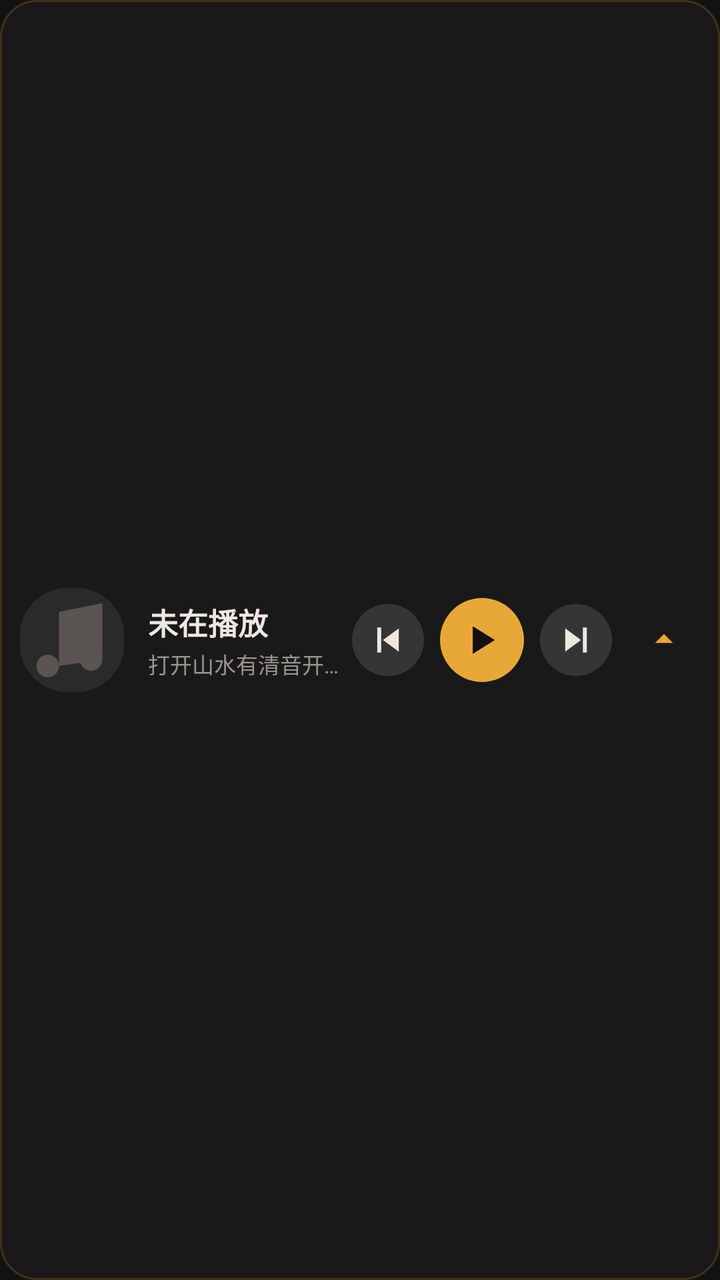
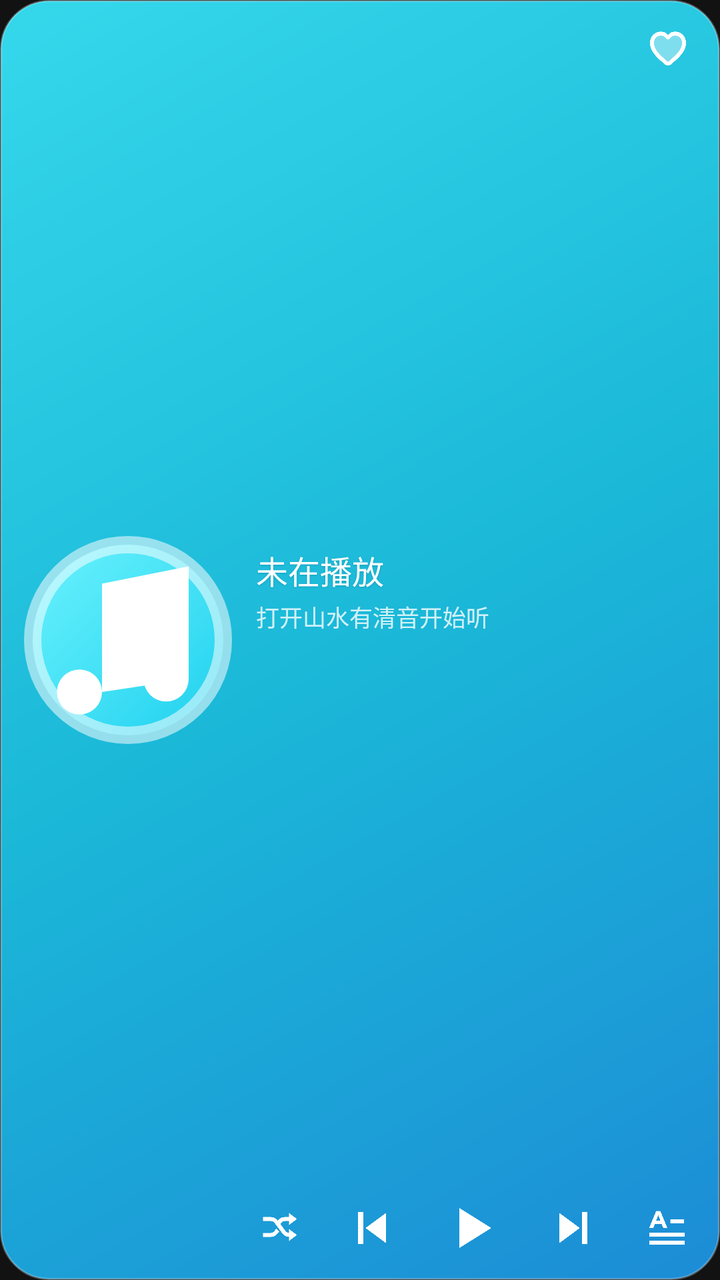

Two renders of the same Android screen: before a commit and after it. Below are the layout's source before the change and the commit's diff.
<!-- AndroidManifest.xml: application theme Theme.Sonance -->
<!-- res/layout/widget_wide.xml -->
<?xml version="1.0" encoding="utf-8"?>
<LinearLayout xmlns:android="http://schemas.android.com/apk/res/android"
    android:id="@+id/widget_root"
    android:layout_width="match_parent"
    android:layout_height="match_parent"
    android:background="@drawable/widget_bg"
    android:gravity="center_vertical"
    android:orientation="horizontal"
    android:padding="10dp">

    <ImageView
        android:id="@+id/widget_cover"
        android:layout_width="52dp"
        android:layout_height="52dp"
        android:contentDescription="@string/widget_cover_desc"
        android:scaleType="fitCenter"
        android:src="@drawable/widget_placeholder" />

    <LinearLayout
        android:layout_width="0dp"
        android:layout_height="wrap_content"
        android:layout_marginStart="12dp"
        android:layout_weight="1"
        android:orientation="vertical">

        <TextView
            android:id="@+id/widget_title"
            android:layout_width="match_parent"
            android:layout_height="wrap_content"
            android:ellipsize="end"
            android:maxLines="1"
            android:text="@string/widget_idle_title"
            android:textColor="@color/widget_text"
            android:textSize="15sp"
            android:textStyle="bold" />

        <TextView
            android:id="@+id/widget_artist"
            android:layout_width="match_parent"
            android:layout_height="wrap_content"
            android:layout_marginTop="2dp"
            android:ellipsize="end"
            android:maxLines="1"
            android:text="@string/widget_idle_subtitle"
            android:textColor="@color/widget_text_dim"
            android:textSize="11sp" />
    </LinearLayout>

    <ImageView
        android:id="@+id/widget_prev"
        android:layout_width="36dp"
        android:layout_height="36dp"
        android:background="@drawable/widget_btn"
        android:contentDescription="@string/widget_prev_desc"
        android:padding="8dp"
        android:src="@drawable/widget_ic_prev" />

    <ImageView
        android:id="@+id/widget_play"
        android:layout_width="42dp"
        android:layout_height="42dp"
        android:layout_marginStart="8dp"
        android:background="@drawable/widget_btn_accent"
        android:contentDescription="@string/widget_play_desc"
        android:padding="10dp"
        android:src="@drawable/widget_ic_play" />

    <ImageView
        android:id="@+id/widget_next"
        android:layout_width="36dp"
        android:layout_height="36dp"
        android:layout_marginStart="8dp"
        android:background="@drawable/widget_btn"
        android:contentDescription="@string/widget_next_desc"
        android:padding="8dp"
        android:src="@drawable/widget_ic_next" />

    <ImageView
        android:id="@+id/widget_open"
        android:layout_width="36dp"
        android:layout_height="36dp"
        android:layout_marginStart="8dp"
        android:contentDescription="@string/widget_open_desc"
        android:padding="9dp"
        android:src="@drawable/widget_ic_open" />
</LinearLayout>
<!-- resources referenced by this layout -->
<resources>
  <color name="widget_text">#FFEDE8E0</color>
  <color name="widget_text_dim">#FF9A958E</color>
  <!-- drawable widget_bg (drawable) -->
  <?xml version="1.0" encoding="utf-8"?>
  <shape xmlns:android="http://schemas.android.com/apk/res/android"
      android:shape="rectangle">
      <solid android:color="@color/widget_bg" />
      <corners android:radius="18dp" />
      <stroke
          android:width="1dp"
          android:color="@color/widget_border" />
  </shape>
  <!-- drawable widget_btn (drawable) -->
  <?xml version="1.0" encoding="utf-8"?>
  <ripple xmlns:android="http://schemas.android.com/apk/res/android"
      android:color="#33FFFFFF">
      <item>
          <shape android:shape="oval">
              <solid android:color="@color/widget_btn_bg" />
          </shape>
      </item>
  </ripple>
  <!-- drawable widget_btn_accent (drawable) -->
  <?xml version="1.0" encoding="utf-8"?>
  <ripple xmlns:android="http://schemas.android.com/apk/res/android"
      android:color="#33FFFFFF">
      <item>
          <shape android:shape="oval">
              <solid android:color="@color/widget_accent" />
          </shape>
      </item>
  </ripple>
  <!-- drawable widget_ic_next (drawable) -->
  <?xml version="1.0" encoding="utf-8"?>
  <vector xmlns:android="http://schemas.android.com/apk/res/android"
      android:width="24dp"
      android:height="24dp"
      android:viewportWidth="24"
      android:viewportHeight="24">
      <path
          android:fillColor="@color/widget_text"
          android:pathData="M5.5,5 L15,12 L5.5,19 Z" />
      <path
          android:fillColor="@color/widget_text"
          android:pathData="M16.1,4.5h2.4v15h-2.4z" />
  </vector>
  <!-- drawable widget_ic_open (drawable) -->
  <?xml version="1.0" encoding="utf-8"?>
  <vector xmlns:android="http://schemas.android.com/apk/res/android"
      android:width="24dp"
      android:height="24dp"
      android:viewportWidth="24"
      android:viewportHeight="24">
      <path
          android:fillColor="@color/widget_accent"
          android:pathData="M6,14 L12,8 L18,14" />
  </vector>
  <!-- drawable widget_ic_play (drawable) -->
  <?xml version="1.0" encoding="utf-8"?>
  <vector xmlns:android="http://schemas.android.com/apk/res/android"
      android:width="24dp"
      android:height="24dp"
      android:viewportWidth="24"
      android:viewportHeight="24">
      <path
          android:fillColor="@color/widget_btn_icon"
          android:pathData="M7,4.5 L19,12 L7,19.5 Z" />
  </vector>
  <!-- drawable widget_ic_prev (drawable) -->
  <?xml version="1.0" encoding="utf-8"?>
  <vector xmlns:android="http://schemas.android.com/apk/res/android"
      android:width="24dp"
      android:height="24dp"
      android:viewportWidth="24"
      android:viewportHeight="24">
      <path
          android:fillColor="@color/widget_text"
          android:pathData="M18.5,5 L9,12 L18.5,19 Z" />
      <path
          android:fillColor="@color/widget_text"
          android:pathData="M5.5,4.5h2.4v15h-2.4z" />
  </vector>
  <!-- drawable widget_placeholder (drawable) -->
  <?xml version="1.0" encoding="utf-8"?>
  <layer-list xmlns:android="http://schemas.android.com/apk/res/android">
      <item>
          <shape android:shape="rectangle">
              <solid android:color="@color/widget_cover_bg" />
              <corners android:radius="10dp" />
          </shape>
      </item>
      <item
          android:drawable="@drawable/widget_ic_note"
          android:gravity="center"
          android:width="22dp"
          android:height="22dp" />
  </layer-list>
  <string name="widget_open_desc">打开应用</string>
  <color name="widget_bg">#E61A1A1A</color>
  <color name="widget_border">#33E8A838</color>
  <color name="widget_btn_bg">#1FFFFFFF</color>
  <color name="widget_accent">#FFE8A838</color>
  <color name="widget_btn_icon">#FF121212</color>
  <color name="widget_cover_bg">#FF2A2A2A</color>
  <!-- drawable widget_ic_note (drawable) -->
  <?xml version="1.0" encoding="utf-8"?>
  <vector xmlns:android="http://schemas.android.com/apk/res/android"
      android:width="24dp"
      android:height="24dp"
      android:viewportWidth="24"
      android:viewportHeight="24">
      <path
          android:fillColor="@color/widget_text_muted"
          android:pathData="M9,18V5.5l10,-2v13" />
      <path
          android:fillColor="@color/widget_text_muted"
          android:pathData="M9,18a2.6,2.6 0 1,1 -2.6,-2.6 2.6,2.6 0 0,1 2.6,2.6z" />
      <path
          android:fillColor="@color/widget_text_muted"
          android:pathData="M19,16.5a2.6,2.6 0 1,1 -2.6,-2.6 2.6,2.6 0 0,1 2.6,2.6z" />
  </vector>
  <color name="widget_text_muted">#FF5A5550</color>
  <!-- unchanged entries left out for length: 8 -->
</resources>

<!-- the commit's change to res/layout/widget_wide.xml (unified diff, before → after) -->
@@ -1,86 +1,266 @@
 <?xml version="1.0" encoding="utf-8"?>
-<LinearLayout xmlns:android="http://schemas.android.com/apk/res/android"
+<FrameLayout xmlns:android="http://schemas.android.com/apk/res/android"
     android:id="@+id/widget_root"
     android:layout_width="match_parent"
     android:layout_height="match_parent"
-    android:background="@drawable/widget_bg"
-    android:gravity="center_vertical"
-    android:orientation="horizontal"
-    android:padding="10dp">
+    android:background="@android:color/transparent">
 
     <ImageView
-        android:id="@+id/widget_cover"
-        android:layout_width="52dp"
-        android:layout_height="52dp"
-        android:contentDescription="@string/widget_cover_desc"
-        android:scaleType="fitCenter"
-        android:src="@drawable/widget_placeholder" />
+        android:id="@+id/widget_bg_img"
+        android:layout_width="match_parent"
+        android:layout_height="match_parent"
+        android:importantForAccessibility="no"
+        android:scaleType="fitXY"
+        android:src="@drawable/widget_bg" />
 
     <LinearLayout
+        android:layout_width="match_parent"
+        android:layout_height="match_parent"
+        android:gravity="center_vertical"
+        android:orientation="horizontal"
+        android:paddingStart="12dp"
+        android:paddingTop="10dp"
+        android:paddingEnd="14dp"
+        android:paddingBottom="10dp">
+
+        <ImageView
+            android:id="@+id/widget_cover"
+            android:layout_width="104dp"
+            android:layout_height="104dp"
+            android:contentDescription="@string/widget_cover_desc"
+            android:scaleType="fitCenter"
+            android:src="@drawable/widget_placeholder" />
+
+        <LinearLayout
+            android:layout_width="0dp"
+            android:layout_height="match_parent"
+            android:layout_marginStart="12dp"
+            android:layout_weight="1"
+            android:orientation="vertical">
+
+            
+            <LinearLayout
+                android:layout_width="match_parent"
+                android:layout_height="0dp"
+                android:layout_weight="1"
+                android:gravity="center_vertical"
+                android:orientation="horizontal">
+
+                <FrameLayout
+                    android:layout_width="0dp"
+                    android:layout_height="match_parent"
+                    android:layout_marginEnd="6dp"
+                    android:layout_weight="1">
+
+                    <LinearLayout
+                        android:id="@+id/widget_info_group"
+                        android:layout_width="match_parent"
+                        android:layout_height="wrap_content"
+                        android:layout_gravity="center_vertical"
+                        android:orientation="vertical">
+
+                        <TextView
+                            android:id="@+id/widget_title"
+                            android:layout_width="match_parent"
+                            android:layout_height="wrap_content"
+                            android:ellipsize="end"
+                            android:fontFamily="sans-serif-medium"
+                            android:includeFontPadding="false"
+                            android:maxLines="1"
+                            android:shadowColor="#26000000"
+                            android:shadowDy="1"
+                            android:shadowRadius="2"
+                            android:text="@string/widget_idle_title"
+                            android:textColor="#FFFFFFFF"
+                            android:textSize="16sp" />
+
+                        <TextView
+                            android:id="@+id/widget_artist"
+                            android:layout_width="match_parent"
+                            android:layout_height="wrap_content"
+                            android:layout_marginTop="3dp"
+                            android:ellipsize="end"
+                            android:includeFontPadding="false"
+                            android:maxLines="1"
+                            android:text="@string/widget_idle_subtitle"
+                            android:textColor="#CCFFFFFF"
+                            android:textSize="11.5sp" />
+                    </LinearLayout>
+
+                    <LinearLayout
+                        android:id="@+id/widget_lyric_group"
+                        android:layout_width="match_parent"
+                        android:layout_height="wrap_content"
+                        android:layout_gravity="center_vertical"
+                        android:orientation="vertical"
+                        android:visibility="gone">
+
+                        <TextView
+                            android:id="@+id/widget_lyric_prev"
+                            android:layout_width="match_parent"
+                            android:layout_height="wrap_content"
+                            android:ellipsize="end"
+                            android:includeFontPadding="false"
+                            android:maxLines="1"
+                            android:textColor="#99FFFFFF"
+                            android:textSize="10.5sp" />
+
+                        <TextView
+                            android:id="@+id/widget_lyric_cur"
+                            android:layout_width="match_parent"
+                            android:layout_height="wrap_content"
+                            android:layout_marginTop="2dp"
+                            android:layout_marginBottom="2dp"
+                            android:ellipsize="end"
+                            android:fontFamily="sans-serif-medium"
+                            android:includeFontPadding="false"
+                            android:maxLines="2"
+                            android:shadowColor="#26000000"
+                            android:shadowDy="1"
+                            android:shadowRadius="2"
+                            android:textColor="#FFFFFFFF"
+                            android:textSize="13.5sp" />
+
+                        <TextView
+                            android:id="@+id/widget_lyric_next"
+                            android:layout_width="match_parent"
+                            android:layout_height="wrap_content"
+                            android:ellipsize="end"
+                            android:includeFontPadding="false"
+                            android:maxLines="1"
+                            android:textColor="#99FFFFFF"
+                            android:textSize="10.5sp" />
+                    </LinearLayout>
+                </FrameLayout>
+
+                <ImageView
+                    android:id="@+id/widget_fav"
+                    android:layout_width="24dp"
+                    android:layout_height="24dp"
+                    android:layout_gravity="top"
+                    android:layout_marginTop="2dp"
+                    android:background="@drawable/widget_btn_ripple"
+                    android:contentDescription="@string/widget_fav_desc"
+                    android:scaleType="fitCenter"
+                    android:src="@drawable/widget_ic_heart_outline" />
+            </LinearLayout>
+
+            
+            <LinearLayout
+                android:id="@+id/widget_progress_row"
+                android:layout_width="match_parent"
+                android:layout_height="wrap_content"
+                android:layout_marginTop="2dp"
+                android:gravity="center_vertical"
+                android:orientation="horizontal">
+
+                <TextView
+                    android:id="@+id/widget_time_cur"
+                    android:layout_width="wrap_content"
+                    android:layout_height="wrap_content"
+                    android:includeFontPadding="false"
+                    android:textColor="#E6FFFFFF"
+                    android:textSize="10sp" />
+
+                <ImageView
+                    android:id="@+id/widget_progress"
+                    android:layout_width="0dp"
+                    android:layout_height="8dp"
+                    android:layout_marginStart="8dp"
+                    android:layout_marginEnd="8dp"
+                    android:layout_weight="1"
+                    android:importantForAccessibility="no"
+                    android:scaleType="fitXY" />
+
+                <TextView
+                    android:id="@+id/widget_time_total"
+                    android:layout_width="wrap_content"
+                    android:layout_height="wrap_content"
+                    android:includeFontPadding="false"
+                    android:textColor="#E6FFFFFF"
+                    android:textSize="10sp" />
+            </LinearLayout>
+
+            
+            <LinearLayout
+                android:id="@+id/widget_controls"
+                android:layout_width="match_parent"
+                android:layout_height="wrap_content"
+                android:layout_marginTop="4dp"
+                android:gravity="center_vertical"
+                android:orientation="horizontal">
+
+                <ImageView
+                    android:id="@+id/widget_mode"
+                    android:layout_width="24dp"
+                    android:layout_height="24dp"
+                    android:background="@drawable/widget_btn_ripple"
+                    android:contentDescription="@string/widget_mode_desc"
+                    android:scaleType="fitCenter"
+                    android:src="@drawable/widget_ic_mode_shuffle" />
+
+                <FrameLayout
+                    android:layout_width="0dp"
+                    android:layout_height="1dp"
+                    android:layout_weight="1" />
+
+                <ImageView
+                    android:id="@+id/widget_prev"
+                    android:layout_width="26dp"
+                    android:layout_height="26dp"
+                    android:background="@drawable/widget_btn_ripple"
+                    android:contentDescription="@string/widget_prev_desc"
+                    android:scaleType="fitCenter"
+                    android:src="@drawable/widget_ic_prev" />
+
+                <FrameLayout
+                    android:layout_width="0dp"
+                    android:layout_height="1dp"
+                    android:layout_weight="1" />
+
+                <ImageView
+                    android:id="@+id/widget_play"
+                    android:layout_width="32dp"
+                    android:layout_height="32dp"
+                    android:background="@drawable/widget_btn_ripple"
+                    android:contentDescription="@string/widget_play_desc"
+                    android:scaleType="fitCenter"
+                    android:src="@drawable/widget_ic_play" />
+
+                <FrameLayout
+                    android:layout_width="0dp"
+                    android:layout_height="1dp"
+                    android:layout_weight="1" />
+
+                <ImageView
+                    android:id="@+id/widget_next"
+                    android:layout_width="26dp"
+                    android:layout_height="26dp"
+                    android:background="@drawable/widget_btn_ripple"
+                    android:contentDescription="@string/widget_next_desc"
+                    android:scaleType="fitCenter"
+                    android:src="@drawable/widget_ic_next" />
+
+                <FrameLayout
+                    android:layout_width="0dp"
+                    android:layout_height="1dp"
+                    android:layout_weight="1" />
+
+                <ImageView
+                    android:id="@+id/widget_lyric_toggle"
+                    android:layout_width="25dp"
+                    android:layout_height="25dp"
+                    android:background="@drawable/widget_btn_ripple"
+                    android:contentDescription="@string/widget_lyric_desc"
+                    android:scaleType="fitCenter"
+                    android:src="@drawable/widget_ic_lyric" />
+            </LinearLayout>
+        </LinearLayout>
+    </LinearLayout>
+
+    <TextView
+        android:id="@+id/widget_brand"
         android:layout_width="0dp"
-        android:layout_height="wrap_content"
-        android:layout_marginStart="12dp"
-        android:layout_weight="1"
-        android:orientation="vertical">
-
-        <TextView
-            android:id="@+id/widget_title"
-            android:layout_width="match_parent"
-            android:layout_height="wrap_content"
-            android:ellipsize="end"
-            android:maxLines="1"
-            android:text="@string/widget_idle_title"
-            android:textColor="@color/widget_text"
-            android:textSize="15sp"
-            android:textStyle="bold" />
-
-        <TextView
-            android:id="@+id/widget_artist"
-            android:layout_width="match_parent"
-            android:layout_height="wrap_content"
-            android:layout_marginTop="2dp"
-            android:ellipsize="end"
-            android:maxLines="1"
-            android:text="@string/widget_idle_subtitle"
-            android:textColor="@color/widget_text_dim"
-            android:textSize="11sp" />
-    </LinearLayout>
-
-    <ImageView
-        android:id="@+id/widget_prev"
-        android:layout_width="36dp"
-        android:layout_height="36dp"
-        android:background="@drawable/widget_btn"
-        android:contentDescription="@string/widget_prev_desc"
-        android:padding="8dp"
-        android:src="@drawable/widget_ic_prev" />
-
-    <ImageView
-        android:id="@+id/widget_play"
-        android:layout_width="42dp"
-        android:layout_height="42dp"
-        android:layout_marginStart="8dp"
-        android:background="@drawable/widget_btn_accent"
-        android:contentDescription="@string/widget_play_desc"
-        android:padding="10dp"
-        android:src="@drawable/widget_ic_play" />
-
-    <ImageView
-        android:id="@+id/widget_next"
-        android:layout_width="36dp"
-        android:layout_height="36dp"
-        android:layout_marginStart="8dp"
-        android:background="@drawable/widget_btn"
-        android:contentDescription="@string/widget_next_desc"
-        android:padding="8dp"
-        android:src="@drawable/widget_ic_next" />
-
-    <ImageView
-        android:id="@+id/widget_open"
-        android:layout_width="36dp"
-        android:layout_height="36dp"
-        android:layout_marginStart="8dp"
-        android:contentDescription="@string/widget_open_desc"
-        android:padding="9dp"
-        android:src="@drawable/widget_ic_open" />
-</LinearLayout>
+        android:layout_height="0dp"
+        android:visibility="gone" />
+</FrameLayout>
<!-- resource entries referenced after the edit -->
@@ -1,37 +1,81 @@
 <!-- resources referenced by this layout -->
 <resources>
-  <color name="widget_text">#FFEDE8E0</color>
-  <color name="widget_text_dim">#FF9A958E</color>
   <!-- drawable widget_bg (drawable) -->
   <?xml version="1.0" encoding="utf-8"?>
   <shape xmlns:android="http://schemas.android.com/apk/res/android"
       android:shape="rectangle">
-      <solid android:color="@color/widget_bg" />
-      <corners android:radius="18dp" />
+      <gradient
+          android:angle="315"
+          android:centerColor="#FF1BB8D8"
+          android:endColor="#FF1C8CD6"
+          android:startColor="#FF35D8EB"
+          android:type="linear" />
+      <corners android:radius="24dp" />
       <stroke
           android:width="1dp"
-          android:color="@color/widget_border" />
+          android:color="#48FFFFFF" />
   </shape>
-  <!-- drawable widget_btn (drawable) -->
+  <!-- drawable widget_btn_ripple (drawable) -->
   <?xml version="1.0" encoding="utf-8"?>
   <ripple xmlns:android="http://schemas.android.com/apk/res/android"
-      android:color="#33FFFFFF">
-      <item>
-          <shape android:shape="oval">
-              <solid android:color="@color/widget_btn_bg" />
-          </shape>
-      </item>
-  </ripple>
-  <!-- drawable widget_btn_accent (drawable) -->
+      android:color="#33FFFFFF" />
+  <!-- drawable widget_ic_heart_outline (drawable) -->
   <?xml version="1.0" encoding="utf-8"?>
-  <ripple xmlns:android="http://schemas.android.com/apk/res/android"
-      android:color="#33FFFFFF">
-      <item>
-          <shape android:shape="oval">
-              <solid android:color="@color/widget_accent" />
-          </shape>
-      </item>
-  </ripple>
+  <vector xmlns:android="http://schemas.android.com/apk/res/android"
+      android:width="24dp"
+      android:height="24dp"
+      android:viewportWidth="24"
+      android:viewportHeight="24">
+      
+      <path
+          android:fillColor="#66FFFFFF"
+          android:pathData="M12,20.8 C11.4,20.8 10.8,20.5 10.2,20.0 C6.2,16.5 3.0,13.6 3.0,9.4 C3.0,6.2 5.4,3.8 8.4,3.8 C10.0,3.8 11.4,4.5 12,5.6 C12.6,4.5 14.0,3.8 15.6,3.8 C18.6,3.8 21.0,6.2 21.0,9.4 C21.0,13.6 17.8,16.5 13.8,20.0 C13.2,20.5 12.6,20.8 12,20.8 Z" />
+      <path
+          android:fillColor="#FFFFFFFF"
+          android:pathData="M15.6,3.8 C14.0,3.8 12.6,4.5 12,5.6 C11.4,4.5 10.0,3.8 8.4,3.8 C5.4,3.8 3.0,6.2 3.0,9.4 C3.0,13.6 6.2,16.5 10.2,20.0 C10.8,20.5 11.4,20.8 12,20.8 C12.6,20.8 13.2,20.5 13.8,20.0 C17.8,16.5 21.0,13.6 21.0,9.4 C21.0,6.2 18.6,3.8 15.6,3.8 Z M12.6,18.5 C12.2,18.8 11.8,18.8 11.4,18.5 C7.8,15.3 5.0,12.8 5.0,9.4 C5.0,7.3 6.5,5.8 8.4,5.8 C9.7,5.8 10.9,6.6 11.4,7.7 L12.6,7.7 C13.1,6.6 14.3,5.8 15.6,5.8 C17.5,5.8 19.0,7.3 19.0,9.4 C19.0,12.8 16.2,15.3 12.6,18.5 Z" />
+  </vector>
+  <!-- drawable widget_ic_lyric (drawable) -->
+  <?xml version="1.0" encoding="utf-8"?>
+  <vector xmlns:android="http://schemas.android.com/apk/res/android"
+      android:width="24dp"
+      android:height="24dp"
+      android:viewportWidth="24"
+      android:viewportHeight="24">
+      
+      <path
+          android:fillColor="#FFFFFFFF"
+          android:pathData="M6.8,4.0 L8.8,4.0 L12.2,12.2 L10.2,12.2 L9.4,10.2 L6.2,10.2 L5.4,12.2 L3.4,12.2 L6.8,4.0 Z M6.8,8.6 L8.8,8.6 L7.8,6.0 L6.8,8.6 Z" />
+      
+      <path
+          android:fillColor="#FFFFFFFF"
+          android:pathData="M13.6,8.0 L20.2,8.0 L20.2,9.9 L13.6,9.9 Z" />
+      
+      <path
+          android:fillColor="#FFFFFFFF"
+          android:pathData="M3.5,14.3 L20.5,14.3 L20.5,16.2 L3.5,16.2 Z" />
+      
+      <path
+          android:fillColor="#FFFFFFFF"
+          android:pathData="M3.5,18.2 L20.5,18.2 L20.5,20.1 L3.5,20.1 Z" />
+  </vector>
+  <!-- drawable widget_ic_mode_shuffle (drawable) -->
+  <?xml version="1.0" encoding="utf-8"?>
+  <vector xmlns:android="http://schemas.android.com/apk/res/android"
+      android:width="24dp"
+      android:height="24dp"
+      android:viewportWidth="24"
+      android:viewportHeight="24">
+      
+      <path
+          android:fillColor="#FFFFFFFF"
+          android:pathData="M16.5,4.5 L20.5,7.5 L16.5,10.5 L16.5,8.5 L14.6,8.5 C13.7,8.5 12.9,9.0 12.3,9.8 L11.4,11.1 L10.0,9.5 L10.9,8.3 C11.8,7.1 13.1,6.5 14.6,6.5 L16.5,6.5 Z" />
+      <path
+          android:fillColor="#FFFFFFFF"
+          android:pathData="M3.5,6.5 L7.2,6.5 C8.7,6.5 10.0,7.1 10.9,8.3 L14.7,13.4 C15.2,14.1 16.0,14.5 16.9,14.5 L16.5,14.5 L16.5,12.5 L20.5,15.5 L16.5,18.5 L16.5,16.5 L16.9,16.5 C15.4,16.5 14.0,15.8 13.1,14.6 L9.3,9.5 C8.8,8.8 8.0,8.5 7.2,8.5 L3.5,8.5 Z" />
+      <path
+          android:fillColor="#FFFFFFFF"
+          android:pathData="M3.5,14.5 L7.2,14.5 C8.0,14.5 8.8,14.1 9.3,13.4 L10.2,12.2 L11.6,13.8 L10.9,14.6 C10.0,15.8 8.7,16.5 7.2,16.5 L3.5,16.5 Z" />
+  </vector>
   <!-- drawable widget_ic_next (drawable) -->
   <?xml version="1.0" encoding="utf-8"?>
   <vector xmlns:android="http://schemas.android.com/apk/res/android"
@@ -40,22 +84,11 @@
       android:viewportWidth="24"
       android:viewportHeight="24">
       <path
-          android:fillColor="@color/widget_text"
+          android:fillColor="#FFFFFFFF"
           android:pathData="M5.5,5 L15,12 L5.5,19 Z" />
       <path
-          android:fillColor="@color/widget_text"
+          android:fillColor="#FFFFFFFF"
           android:pathData="M16.1,4.5h2.4v15h-2.4z" />
-  </vector>
-  <!-- drawable widget_ic_open (drawable) -->
-  <?xml version="1.0" encoding="utf-8"?>
-  <vector xmlns:android="http://schemas.android.com/apk/res/android"
-      android:width="24dp"
-      android:height="24dp"
-      android:viewportWidth="24"
-      android:viewportHeight="24">
-      <path
-          android:fillColor="@color/widget_accent"
-          android:pathData="M6,14 L12,8 L18,14" />
   </vector>
   <!-- drawable widget_ic_play (drawable) -->
   <?xml version="1.0" encoding="utf-8"?>
@@ -65,7 +98,7 @@
       android:viewportWidth="24"
       android:viewportHeight="24">
       <path
-          android:fillColor="@color/widget_btn_icon"
+          android:fillColor="#FFFFFFFF"
           android:pathData="M7,4.5 L19,12 L7,19.5 Z" />
   </vector>
   <!-- drawable widget_ic_prev (drawable) -->
@@ -76,34 +109,52 @@
       android:viewportWidth="24"
       android:viewportHeight="24">
       <path
-          android:fillColor="@color/widget_text"
+          android:fillColor="#FFFFFFFF"
           android:pathData="M18.5,5 L9,12 L18.5,19 Z" />
       <path
-          android:fillColor="@color/widget_text"
+          android:fillColor="#FFFFFFFF"
           android:pathData="M5.5,4.5h2.4v15h-2.4z" />
   </vector>
   <!-- drawable widget_placeholder (drawable) -->
   <?xml version="1.0" encoding="utf-8"?>
   <layer-list xmlns:android="http://schemas.android.com/apk/res/android">
       <item>
-          <shape android:shape="rectangle">
-              <solid android:color="@color/widget_cover_bg" />
-              <corners android:radius="10dp" />
+          <shape android:shape="oval">
+              <gradient
+                  android:angle="315"
+                  android:endColor="#D920D4F2"
+                  android:startColor="#F06EF5FF"
+                  android:type="linear" />
+              <stroke
+                  android:width="1.5dp"
+                  android:color="#88FFFFFF" />
+          </shape>
+      </item>
+      <item
+          android:bottom="10dp"
+          android:left="10dp"
+          android:right="10dp"
+          android:top="10dp">
+          <shape android:shape="oval">
+              <gradient
+                  android:angle="270"
+                  android:endColor="#FF167CB8"
+                  android:startColor="#FF32C5E2"
+                  android:type="linear" />
+              <stroke
+                  android:width="1.2dp"
+                  android:color="#99FFFFFF" />
           </shape>
       </item>
       <item
           android:drawable="@drawable/widget_ic_note"
           android:gravity="center"
-          android:width="22dp"
-          android:height="22dp" />
+          android:width="20dp"
+          android:height="20dp" />
   </layer-list>
-  <string name="widget_open_desc">打开应用</string>
-  <color name="widget_bg">#E61A1A1A</color>
-  <color name="widget_border">#33E8A838</color>
-  <color name="widget_btn_bg">#1FFFFFFF</color>
-  <color name="widget_accent">#FFE8A838</color>
-  <color name="widget_btn_icon">#FF121212</color>
-  <color name="widget_cover_bg">#FF2A2A2A</color>
+  <string name="widget_fav_desc">收藏或取消收藏</string>
+  <string name="widget_lyric_desc">显示或隐藏歌词</string>
+  <string name="widget_mode_desc">切换播放模式</string>
   <!-- drawable widget_ic_note (drawable) -->
   <?xml version="1.0" encoding="utf-8"?>
   <vector xmlns:android="http://schemas.android.com/apk/res/android"
@@ -112,16 +163,15 @@
       android:viewportWidth="24"
       android:viewportHeight="24">
       <path
-          android:fillColor="@color/widget_text_muted"
+          android:fillColor="#FFFFFFFF"
           android:pathData="M9,18V5.5l10,-2v13" />
       <path
-          android:fillColor="@color/widget_text_muted"
+          android:fillColor="#FFFFFFFF"
           android:pathData="M9,18a2.6,2.6 0 1,1 -2.6,-2.6 2.6,2.6 0 0,1 2.6,2.6z" />
       <path
-          android:fillColor="@color/widget_text_muted"
+          android:fillColor="#FFFFFFFF"
           android:pathData="M19,16.5a2.6,2.6 0 1,1 -2.6,-2.6 2.6,2.6 0 0,1 2.6,2.6z" />
   </vector>
-  <color name="widget_text_muted">#FF5A5550</color>
   <!-- unchanged entries left out for length: 8 -->
 </resources>
 
